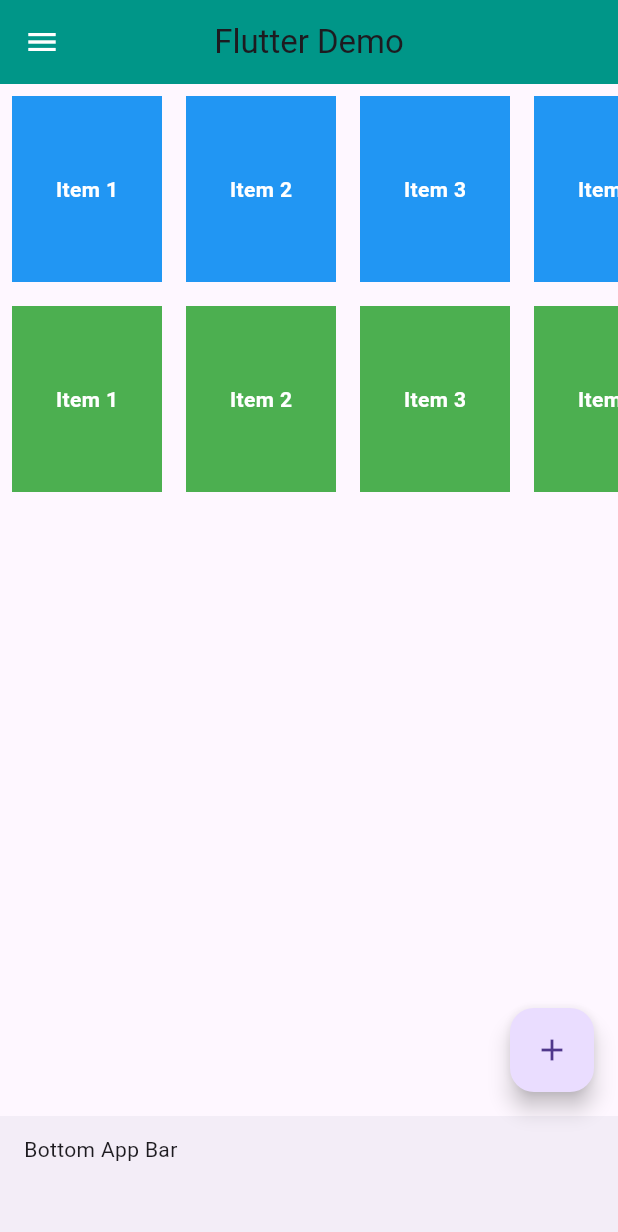
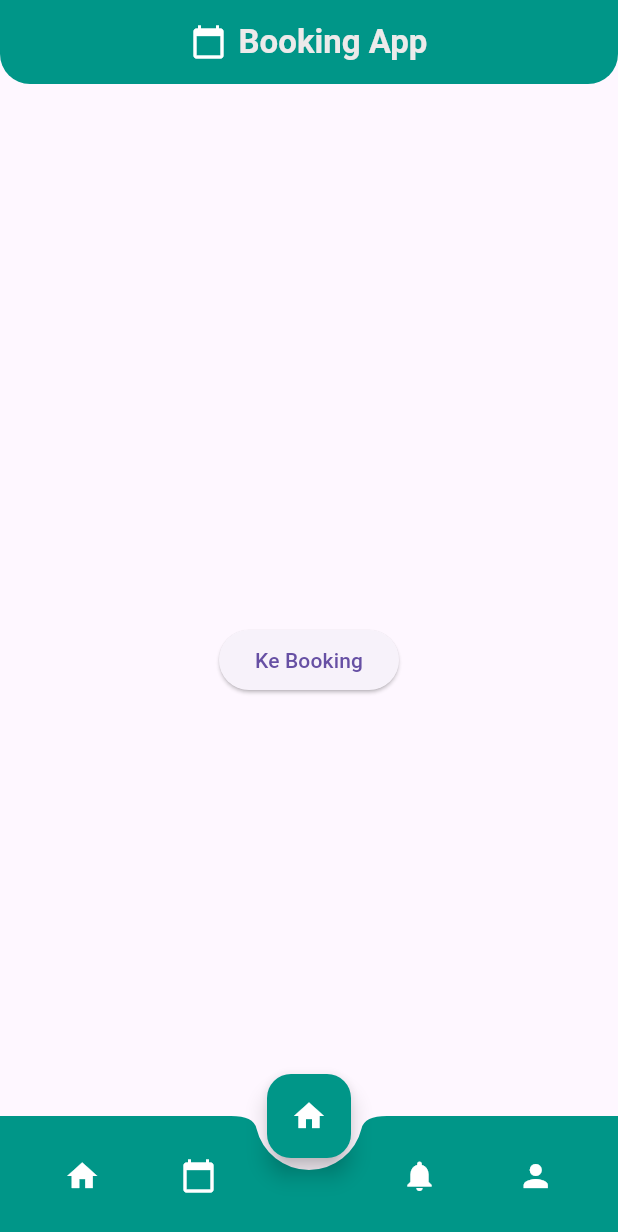
Before and after one commit to ApregiPrataYuda/flutter-basic-scaffold-container-row-column-expand-scroll-ui-basic, a Flutter app: the screen it shows after launch, on a phone screen of 412 x 824 dp. Shown: the top 1232 px of the screen. Run offline on Flutter 3.47's test engine with Material 3 defaults, Android fonts, the phone set to English and light mode, and no system bars.

Commit message:
add new file

```diff
--- a/lib/main.dart
+++ b/lib/main.dart
@@ -1,74 +1,111 @@
-
 import 'package:flutter/material.dart';
+import 'pages/home_page.dart';
+import 'pages/booking_page.dart';
 
 void main() {
   runApp(MyApp());
 }
-class MyApp extends StatelessWidget {
-      MyApp({Key? key}) : super(key: key);
+
+class MyApp extends StatefulWidget {
   @override
+  State<MyApp> createState() => _MyAppState();
+}
 
+class _MyAppState extends State<MyApp> {
+  int _selectedIndex = 0;
+
+  final List<Widget> _pages = [
+    HomePage(),
+    BookingPage(),
+    Center(child: Text("Notif Page")),
+    Center(child: Text("Profile Page")),
+  ];
+
+  @override
   Widget build(BuildContext context) {
     return MaterialApp(
-              title: 'Flutter Demo',
+      title: "Booking App",
       home: Scaffold(
+        extendBody: true, // biar FAB nyatu 🔥
+
         appBar: AppBar(
-                  title: Text('Flutter Demo'),
-                  iconTheme: IconThemeData(color: Colors.white),
-                  backgroundColor: Colors.teal,
-                  leading: Icon(Icons.menu),
-                  centerTitle: true,
-                ),
-               body: ListView(
+          title: Row(
+            mainAxisSize: MainAxisSize.min,
             children: [
-    Container(
-      height: 140,
-      child: ListView(
-        scrollDirection: Axis.horizontal,
-        children: [
-          for (int i = 1; i <= 10; i++)
-            Container(
-              width: 100,
-              margin: EdgeInsets.all(8),
-              color: Colors.blue,
-              child: Center(
-                child: Text(
-                  'Item $i',
-                  style: TextStyle(color: Colors.white, fontWeight: FontWeight.bold),
-                ),
+              Icon(Icons.calendar_today, color: Colors.white),
+              SizedBox(width: 8),
+              Text(
+                "Booking App",
+                style: TextStyle(
+                  color: Color.fromARGB(255, 236, 234, 234),
+                  fontWeight: FontWeight.bold,
                 ),
               ),
             ],
           ),
+          backgroundColor: Colors.teal,
+          centerTitle: true,
+          shape: RoundedRectangleBorder(
+            borderRadius: BorderRadius.vertical(
+              bottom: Radius.circular(20),
+            ),
+          ),
         ),
 
-    Container(
-      height: 140,
-      child: ListView(
-        scrollDirection: Axis.horizontal,
+        // 🔥 body berubah sesuai menu
+        body: _pages[_selectedIndex],
+
+        // 🔻 BottomAppBar + menu
+        bottomNavigationBar: BottomAppBar(
+          color: Colors.teal,
+          shape: CircularNotchedRectangle(),
+          notchMargin: 8,
+          child: SizedBox(
+            height: 60,
+            child: Row(
+              mainAxisAlignment: MainAxisAlignment.spaceAround,
               children: [
-         for (int i = 1; i <= 10; i++)
-            Container(
-              width: 100,
-              margin: EdgeInsets.all(8),
-              color: Colors.green,
-              child: Center(
-                child: Text(
-                  'Item $i',
-                  style: TextStyle(color: Colors.white, fontWeight: FontWeight.bold),
+                IconButton(
+                  icon: Icon(Icons.home, color: Colors.white),
+                  onPressed: () {
+                    setState(() => _selectedIndex = 0);
+                  },
                 ),
+                IconButton(
+                  icon: Icon(Icons.calendar_today, color: Colors.white),
+                  onPressed: () {
+                    setState(() => _selectedIndex = 1);
+                  },
                 ),
+
+                SizedBox(width: 40), // space FAB
+
+                IconButton(
+                  icon: Icon(Icons.notifications, color: Colors.white),
+                  onPressed: () {
+                    setState(() => _selectedIndex = 2);
+                  },
+                ),
+                IconButton(
+                  icon: Icon(Icons.person, color: Colors.white),
+                  onPressed: () {
+                    setState(() => _selectedIndex = 3);
+                  },
                 ),
               ],
             ),
           ),
-  ],
         ),
 
-
-                bottomNavigationBar: BottomAppBar(child: Text('Bottom App Bar'),),
-                floatingActionButton: FloatingActionButton(onPressed: () => print('Floating Action Button pressed'), child: Icon(Icons.add),
+        // 🔘 FAB
+        floatingActionButton: FloatingActionButton(
+          onPressed: () {
+            print("FAB ditekan");
+          },
+          backgroundColor: Colors.teal,
+          child: Icon(Icons.home, color: Colors.white),
         ),
+        floatingActionButtonLocation: FloatingActionButtonLocation.centerDocked,
       ),
     );
   }
--- /dev/null
+++ b/lib/pages/home_page.dart
@@ -0,0 +1,21 @@
+import 'package:flutter/material.dart';
+import 'booking_page.dart';
+
+class HomePage extends StatelessWidget {
+  @override
+  Widget build(BuildContext context) {
+    return Center(
+      child: ElevatedButton(
+        child: Text("Ke Booking"),
+        onPressed: () {
+          Navigator.push(
+            context,
+            MaterialPageRoute(
+              builder: (context) => BookingPage(),
+            ),
+          );
+        },
+      ),
+    );
+  }
+}
```
Also changed, not shown: lib/layout basic header.dart (added, +167 -0 lines), lib/listview scroll samping.dart (added, +75 -0 lines), lib/pages/booking_page.dart (added, +36 -0 lines), lib/pages/detail_page.dart (added, +20 -0 lines). Lines whose indentation alone changed are shown as unchanged.
